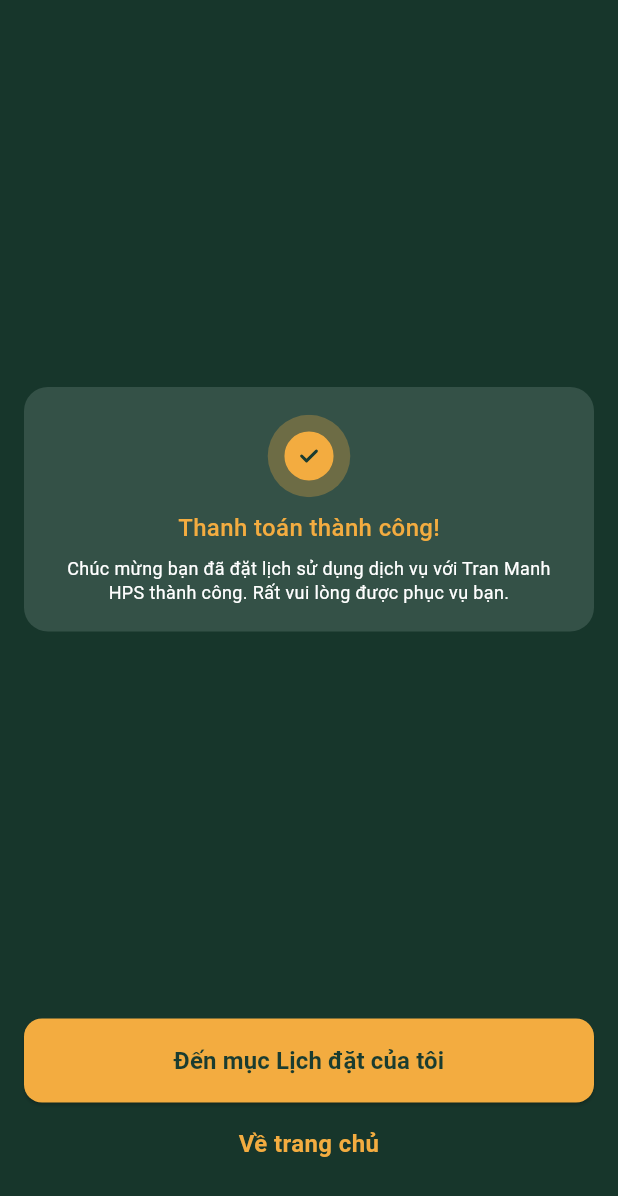
After one commit to finnndev/mobile_training, a Flutter app: the SuccessScreen screen opened directly, on a phone screen of 412 x 824 dp. The commit adds this screen. Shown: the top 1196 px of the screen. Run offline on Flutter 3.47's test engine with Material 3 defaults, Android fonts, the phone set to English and light mode, and no system bars; our stand-ins replace carousel_slider, flutter_svg, smooth_page_indicator.

Commit message:
Implement success screen

```diff
--- a/hps_app/lib/module/booking/widgets/item_bar.dart
+++ b/hps_app/lib/module/booking/widgets/item_bar.dart
@@ -36,7 +36,7 @@ class _ItemBarState extends State<ItemBar> {
             "Chọn nhà tạo mẫu",
             style: TextStyle(
               fontSize: 20,
-              fontWeight: FontWeight.bold,
+              fontWeight: FontWeight.w600,
               color: Colors.white,
               fontFamily: "Roboto",
             ),
@@ -91,6 +91,7 @@ class _ItemBarState extends State<ItemBar> {
               style: TextStyle(
                 color: isSelected ? Color(0xFFF3AC40) : Colors.white,
                 fontSize: 16,
+                fontWeight: FontWeight.w500,
                 fontFamily: "Roboto",
               ),
             ),
--- a/hps_app/lib/module/booking/widgets/tab_bar.dart
+++ b/hps_app/lib/module/booking/widgets/tab_bar.dart
@@ -28,7 +28,7 @@ class TabBarr extends StatelessWidget {
           height: 3,
           margin: EdgeInsets.symmetric(horizontal: 4),
           decoration: BoxDecoration(
-            // 🔥 Tô vàng nếu index <= currentIndex
+            //  Tô vàng nếu index <= currentIndex
             color: index <= currentIndex ? Color(0xFFF3AC40) : Colors.white,
             borderRadius: BorderRadius.circular(2.5),
           ),
--- /dev/null
+++ b/hps_app/lib/module/success/success_screen.dart
@@ -0,0 +1,128 @@
+import 'package:flutter/material.dart';
+import 'package:flutter_svg/flutter_svg.dart';
+import '../booking/booking_screen.dart';
+import '../home/home_screen.dart';
+
+class SuccessScreen extends StatelessWidget {
+  const SuccessScreen({super.key});
+
+  @override
+  Widget build(BuildContext context) {
+    return Scaffold(
+      backgroundColor: const Color(0xFF17362B),
+      body: SafeArea(
+        child: Column(
+          children: [
+            // Phần giữa màn hình: Hộp thông báo
+            Expanded(
+              child: Center(
+                child: Padding(
+                  padding: const EdgeInsets.symmetric(horizontal: 16),
+                  child: Container(
+                    height: 163,
+                    padding: const EdgeInsets.all(16),
+                    decoration: BoxDecoration(
+                      color: const Color(0xFF345147),
+                      borderRadius: BorderRadius.circular(16),
+                    ),
+                    child: Column(
+                      mainAxisAlignment: MainAxisAlignment.center,
+                      children: [
+                        SvgPicture.asset(
+                          "assets/svgs/tick.svg",
+                          width: 56,
+                          height: 56,
+                        ),
+                        const SizedBox(height: 8),
+                        const Text(
+                          "Thanh toán thành công!",
+                          style: TextStyle(
+                            fontSize: 16,
+                            fontWeight: FontWeight.w500,
+                            fontFamily: "Roboto",
+                            color: Color(0xFFF3AC40),
+                          ),
+                        ),
+                        const SizedBox(height: 8),
+                        Text(
+                          "Chúc mừng bạn đã đặt lịch sử dụng dịch vụ với Tran Manh HPS thành công. Rất vui lòng được phục vụ bạn.",
+                          textAlign: TextAlign.center,
+                          style: TextStyle(
+                            fontSize: 12,
+                            fontWeight: FontWeight.w400,
+                            height: 1.33,
+                            fontFamily: "Roboto",
+                            color: Colors.white,
+                          ),
+                        ),
+                      ],
+                    ),
+                  ),
+                ),
+              ),
+            ),
+
+            // Phần dưới cùng: 2 nút điều hướng
+            Padding(
+              padding: const EdgeInsets.fromLTRB(16, 0, 16, 16),
+              child: Column(
+                crossAxisAlignment: CrossAxisAlignment.stretch,
+                children: [
+                  SizedBox(
+                    height: 56,
+                    child: ElevatedButton(
+                      style: ElevatedButton.styleFrom(
+                        backgroundColor: const Color(0xFFF3AC40),
+                        shape: RoundedRectangleBorder(
+                          borderRadius: BorderRadius.circular(12),
+                        ),
+                      ),
+                      onPressed: () {
+                        Navigator.push(
+                          context,
+                          MaterialPageRoute(
+                            builder: (context) => BookingScreen(),
+                          ),
+                        );
+                      },
+                      child: const Text(
+                        "Đến mục Lịch đặt của tôi",
+                        style: TextStyle(
+                          color: Color(0xFF1A3C30),
+                          fontWeight: FontWeight.w600,
+                          fontSize: 16,
+                          fontFamily: "Roboto",
+                        ),
+                      ),
+                    ),
+                  ),
+                  const SizedBox(height: 16),
+                  GestureDetector(
+                    onTap: () {
+                      Navigator.push(
+                        context,
+                        MaterialPageRoute(builder: (context) => HomeScreen()),
+                      );
+                    },
+                    child: const Text(
+                      "Về trang chủ",
+                      textAlign: TextAlign.center,
+                      style: TextStyle(
+                        color: Color(0xFFF3AC40),
+                        fontSize: 16,
+                        fontWeight: FontWeight.w600,
+
+                        fontFamily: "Roboto",
+                      ),
+                    ),
+                  ),
+                ],
+              ),
+            ),
+            SizedBox(height: 34),
+          ],
+        ),
+      ),
+    );
+  }
+}
```
Also changed, not shown: hps_app/lib/module/booking/booking_screen.dart (+83 -53 lines), hps_app/lib/module/booking/widgets/app_bar.dart (+12 -14 lines), hps_app/lib/module/booking/widgets/custom_button.dart (+49 -21 lines), hps_app/lib/module/booking/widgets/select_date_screen.dart (+103 -36 lines), hps_app/lib/module/booking/widgets/service_screen.dart (added, +133 -0 lines), hps_app/assets/svgs/color.svg (added), hps_app/assets/svgs/curling.svg (added), hps_app/assets/svgs/dying.svg (added), hps_app/assets/svgs/left.svg (added), hps_app/assets/svgs/paintbrush.svg (added), hps_app/assets/svgs/right.svg (added), hps_app/assets/svgs/right_while.svg (added), hps_app/assets/svgs/tick.svg (added), hps_app/assets/svgs/washing.svg (added).
